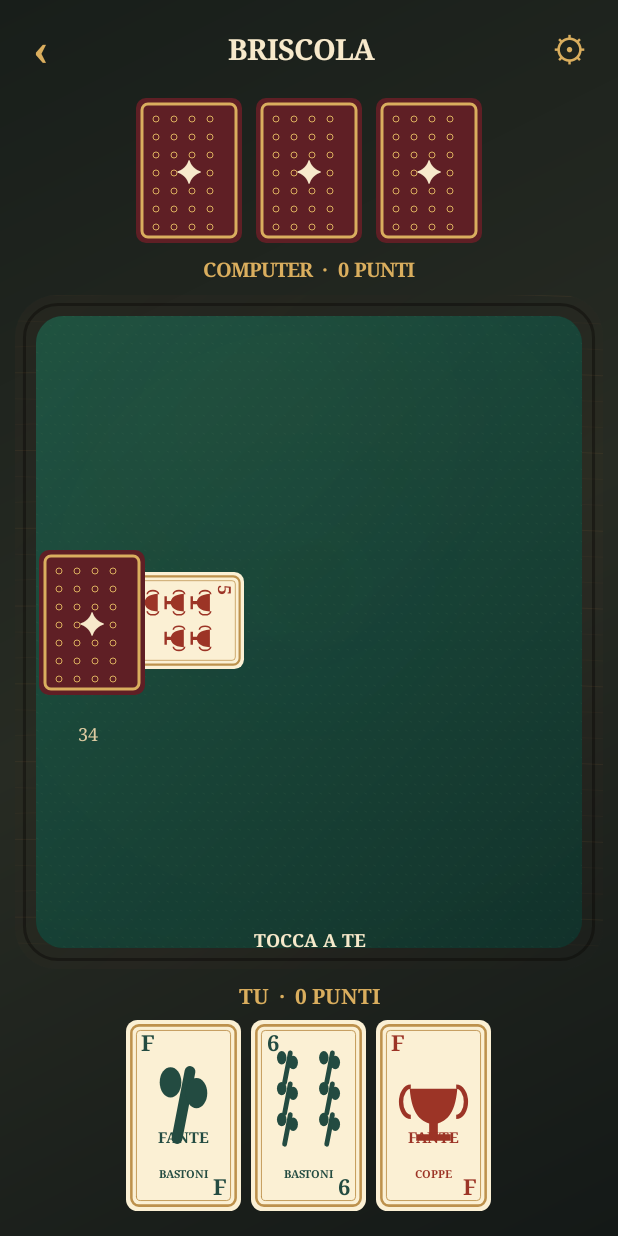
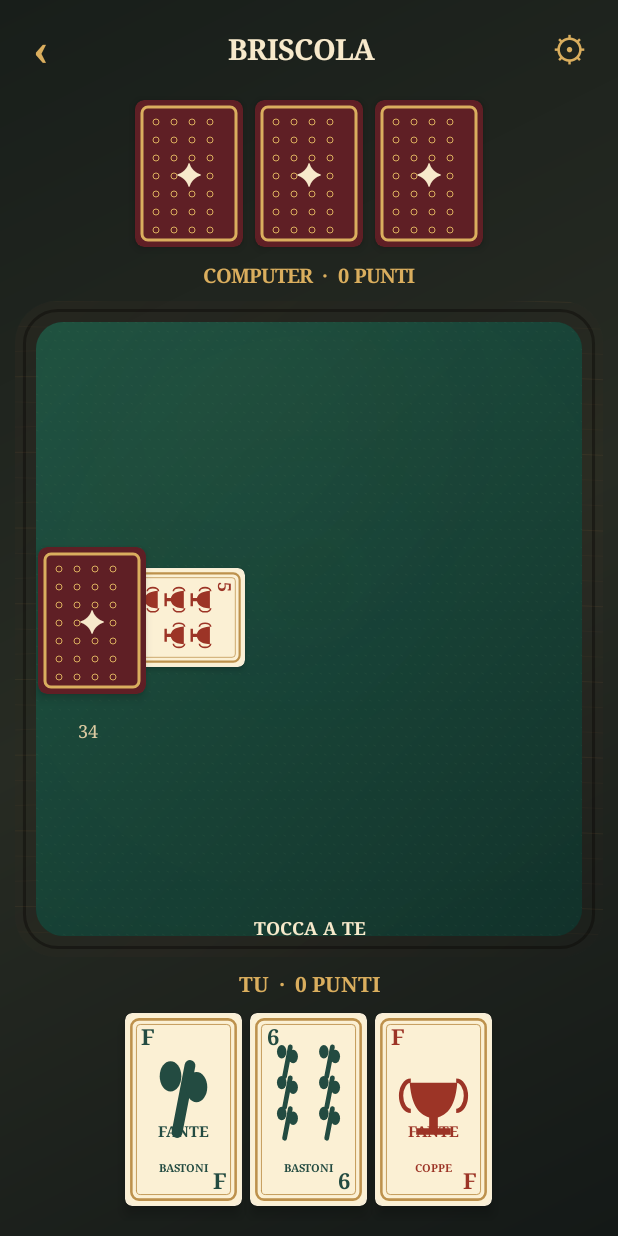
Before and after one commit to studiosmus-source/CARTE-, an Android app: the screen it shows after launch (MainActivity), after a tap on "BRISCOLA", on a phone screen of 412 x 824 dp. Run offline under Robolectric (Android 15) with nearby library versions, the light colour scheme and no system bars.

Commit message:
Add physical card shadows, rounded outlines and safe shadow margins

```diff
--- a/app/src/main/java/it/studiosmus/carte/ui/CardRenderer.kt
+++ b/app/src/main/java/it/studiosmus/carte/ui/CardRenderer.kt
@@ -156,6 +156,12 @@ class CardRenderer(private val context: Context, private val gold: Int, private
                 text(canvas, card.suit.name, w / 2f, h - 27f * unit, 9f * unit, ink, true)
             }
         }.apply {
+            background = android.graphics.drawable.GradientDrawable().apply {
+                setColor(Color.rgb(247, 237, 215))
+                cornerRadius = dp(5).toFloat()
+            }
+            clipToOutline = true
+            elevation = dp(5).toFloat()
             contentDescription = "${card.rank.number} ${card.suit.name}"
             isEnabled = enabled || action == null
             if (action != null) {
@@ -169,7 +175,9 @@ class CardRenderer(private val context: Context, private val gold: Int, private
         val row = LinearLayout(context).apply {
             orientation = LinearLayout.HORIZONTAL
             gravity = Gravity.CENTER
-            setPadding(dp(2), dp(6), dp(2), dp(6))
+            clipChildren = false
+            clipToPadding = false
+            setPadding(dp(8), dp(10), dp(8), dp(10))
         }
         cards.forEach { card ->
             val tile = if (action == null) cardTile(card) else cardTile(card, true) { action(card) }
@@ -180,6 +188,8 @@ class CardRenderer(private val context: Context, private val gold: Int, private
         }
         return HorizontalScrollView(context).apply {
             isHorizontalScrollBarEnabled = false
+            clipChildren = false
+            clipToPadding = false
             // A short hand fits on a phone without forcing the player to scroll.
             isFillViewport = true
             addView(row)
@@ -190,7 +200,9 @@ class CardRenderer(private val context: Context, private val gold: Int, private
         val row = LinearLayout(context).apply {
             orientation = LinearLayout.HORIZONTAL
             gravity = Gravity.CENTER
-            setPadding(dp(4), dp(8), dp(4), dp(8))
+            clipChildren = false
+            clipToPadding = false
+            setPadding(dp(8), dp(10), dp(8), dp(10))
         }
         repeat(count) {
             val back = object : View(context) {
@@ -224,7 +236,15 @@ class CardRenderer(private val context: Context, private val gold: Int, private
                     paint.textSize = dp(20).toFloat()
                     canvas.drawText("✦", w / 2f, h / 2f + dp(7), paint)
                 }
-            }.apply { contentDescription = "Carta coperta dell'avversario" }
+            }.apply {
+                background = android.graphics.drawable.GradientDrawable().apply {
+                    setColor(Color.rgb(95, 31, 37))
+                    cornerRadius = dp(6).toFloat()
+                }
+                clipToOutline = true
+                elevation = dp(4).toFloat()
+                contentDescription = "Carta coperta dell'avversario"
+            }
             val params = LinearLayout.LayoutParams(dp(72), dp(98))
             params.setMargins(dp(4), 0, dp(4), 0)
             row.addView(back, params)
```
